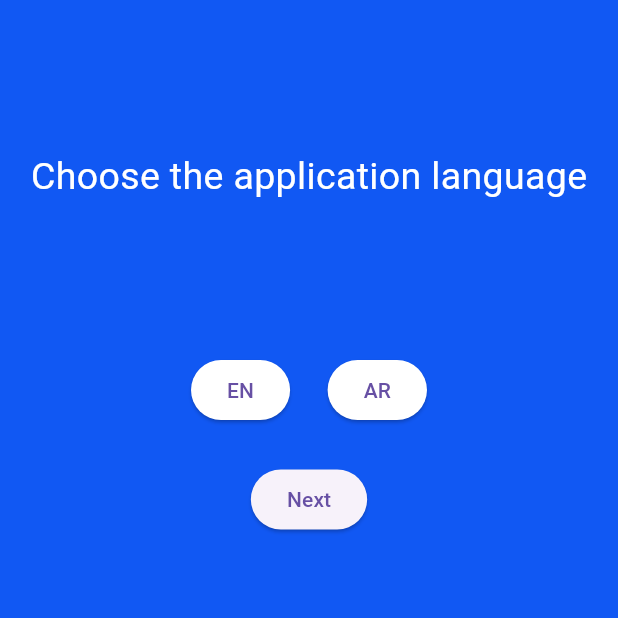
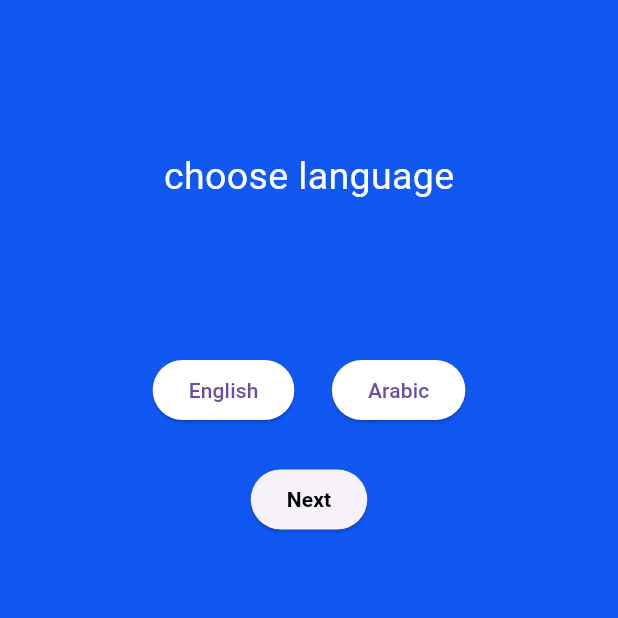
Before and after one commit to mohammednhfsx/salaty, a Flutter app: the screen it shows after launch, on a phone screen of 412 x 824 dp, the top half of it. Run offline on Flutter 3.47's test engine with Material 3 defaults, Android fonts, the phone set to English and light mode, and no system bars; our stand-ins replace get, shared_preferences.

Commit message:
Add LocaleController and GetX i18n support
Introduce LocaleController (local_change.dart) to manage language selection and persist choice via shared preferences; remove old language_change.dart. Update main to register the controller and set the app locale. Convert language and login screens to use GetX (GetView<LocaleController>) and .tr translation keys; wire language buttons to controller.changeLang and navigate to LoginScreen. Add translation keys for Arabic and English in translation.dart.

```diff
--- a/lib/core/localization/lang/language.dart
+++ b/lib/core/localization/lang/language.dart
@@ -1,48 +1,59 @@
 import 'package:flutter/material.dart';
+import 'package:get/get.dart';
+
+import 'package:salaty/core/localization/lang/local_change.dart';
 import 'package:salaty/core/localization/lang/widgets/custom_lang_choose.dart';
 import 'package:salaty/theme/colors.dart';
+import 'package:salaty/view/auth/screens/login_screen.dart';
+
+class Language extends GetView<LocaleController>{
+  const Language({super.key});
 
 
-class Language extends StatefulWidget {
-  const Language({super.key});
 
   @override
-  State<Language> createState() => _LanguageState();
-}
-
-class _LanguageState extends State<Language> {
-  @override
   Widget build(BuildContext context) {
-    return  Scaffold(backgroundColor:splash_screenColors ,
-      body:Container(padding: EdgeInsets.only(top: 100),
+    return Scaffold(
+      backgroundColor: splash_screenColors,
+      body: Container(
+        padding: EdgeInsets.only(top: 100),
         child: Column(
           children: [
-            Text("Choose the application language",style: TextStyle(fontSize: 25,color: Colors.white),),
-            SizedBox(height: 100,),
+            Text(
+            "Choose_lang".tr,
+              style: TextStyle(fontSize: 25, color: Colors.white),
+            ),
+            SizedBox(height: 100),
             Row(
               mainAxisAlignment: MainAxisAlignment.center,
               children: [
+                CustomLangChoose(text: "En".tr,onPressed: () {
+                  controller.changeLang("en");
 
+                },),
+                SizedBox(width: 25),
+                CustomLangChoose(text: "Ar".tr , onPressed: () {
+                                    controller.changeLang("ar");
 
-
-
-
-              CustomLangChoose(text: "EN",onPressed: () {
-
-              },),
-                  SizedBox(width: 25,),
-              CustomLangChoose(text: "AR",onPressed: () {
-
-              },)
-
-
-            ],),
-                         SizedBox(height: 25,),
-                ElevatedButton(onPressed: (){}, child: Text("Next"),)
-
-
-
-       ]),
-      ));
+                },      ),
+              ],
+            ),
+            SizedBox(height: 25),
+            ElevatedButton(
+              onPressed: () {
+                Get.to(LoginScreen());
+              },
+              child: Text(
+                "Next".tr,
+                style: TextStyle(
+                  color: Colors.black,
+                  fontWeight: FontWeight.bold,
+                ),
+              ),
+            ),
+          ],
+        ),
+      ),
+    );
   }
 }
--- a/lib/core/localization/translation.dart
+++ b/lib/core/localization/translation.dart
@@ -2,5 +2,39 @@ import 'package:get/get.dart';
 
 class Mytranslation extends Translations {
   @override
-  Map<String, Map<String, String>> get keys => {"ar": {}, "en": {}};
+  Map<String, Map<String, String>> get keys => {
+    "ar": {
+      "Choose_lang": "اختر اللغة",
+      "En": "إنجليزي",
+      "Ar": "عربي",
+      "Next": "التالي",
+      "Welcome_Back": "اهلاً وسهلاً بعودتك",
+      "Sign_in_to_continue_shopping": "سجل الدخول لمتابعة التسوق",
+      "Email_or_phone": "البريد الإلكتروني أو رقم الهاتف",
+      "Enter_your_email_or_phone": "أدخل بريدك الإلكتروني أو رقم هاتفك",
+      "password": "كلمة المرور",
+      "Enter_your_password": "أدخل كلمة المرور الخاصة بك",
+      "Forget_password": "نسيت كلمة المرور؟",
+      "Sign_in": "تسجيل الدخول",
+      "Don't_have_an_account?": "ليس لديك حساب؟",
+      "Sign_Up":"إنشاء حساب",
+    },
+
+    "en": {
+      "Choose_lang": "choose language",
+      "En": "English",
+      "Ar": "Arabic",
+      "Next": "Next",
+      "Welcome_Back": "Welcome Back",
+      "Sign_in_to_continue_shopping": "Sign in to continue shopping",
+      "Email_or_phone": "Email or phone",
+      "Enter_your_email_or_phone": "Enter your email or phone",
+      "password": "password",
+      "Enter_your_password": "Enter your password",
+      "Forget_password": "Forget password ?",
+      "Sign_in": "Sign in",
+      "Don't_have_an_account? ": "Don't have an account? ",
+      "Sign_Up": "Sign Up",
+    },
+  };
 }
--- a/lib/main.dart
+++ b/lib/main.dart
@@ -1,5 +1,6 @@
 import 'package:flutter/material.dart';
 import 'package:get/get.dart';
+import 'package:salaty/core/localization/lang/local_change.dart';
 import 'package:salaty/view/auth/screens/splash_screen.dart';
 import 'package:salaty/core/localization/translation.dart';
 import 'package:salaty/core/services/services.dart';
@@ -17,7 +18,9 @@ class MyApp extends StatelessWidget {
   // This widget is the root of your application.
   @override
   Widget build(BuildContext context) {
+   LocaleController controller = Get.put(LocaleController());
     return GetMaterialApp(translations: Mytranslation(),
+    locale: controller.language,
     home: SplashScreen(),
 
     );
```
Also changed, not shown: lib/core/localization/lang/local_change.dart (added, +31 -0 lines), lib/view/auth/screens/login_screen.dart (+37 -28 lines), lib/core/localization/lang/language_change.dart (deleted).
